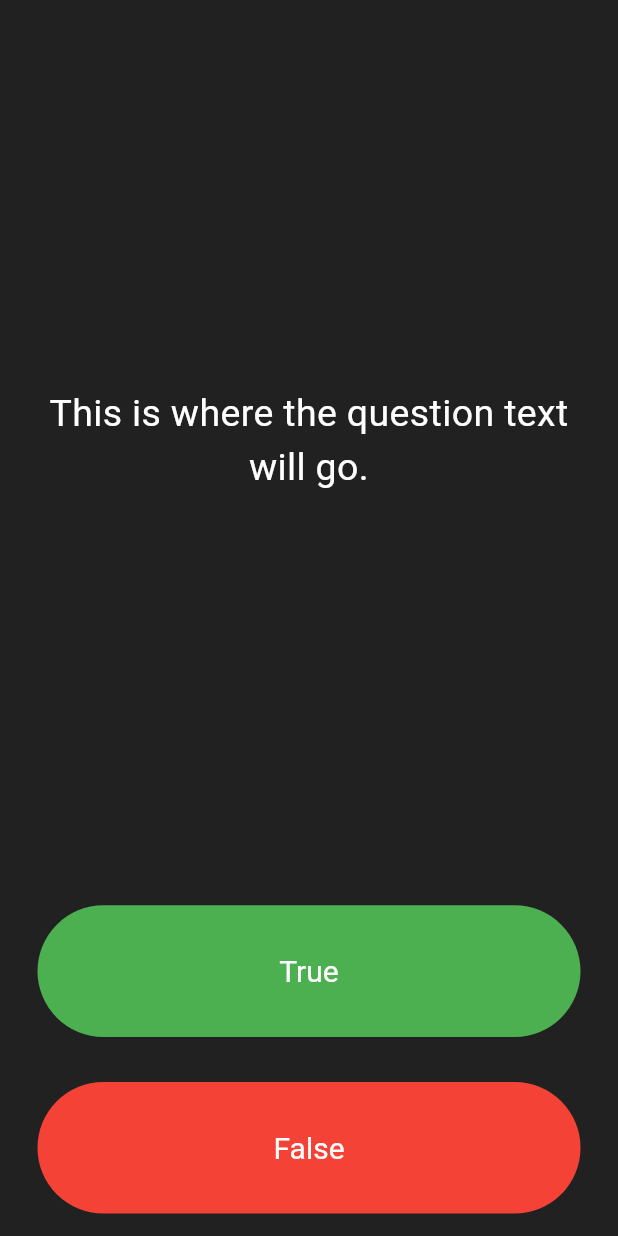
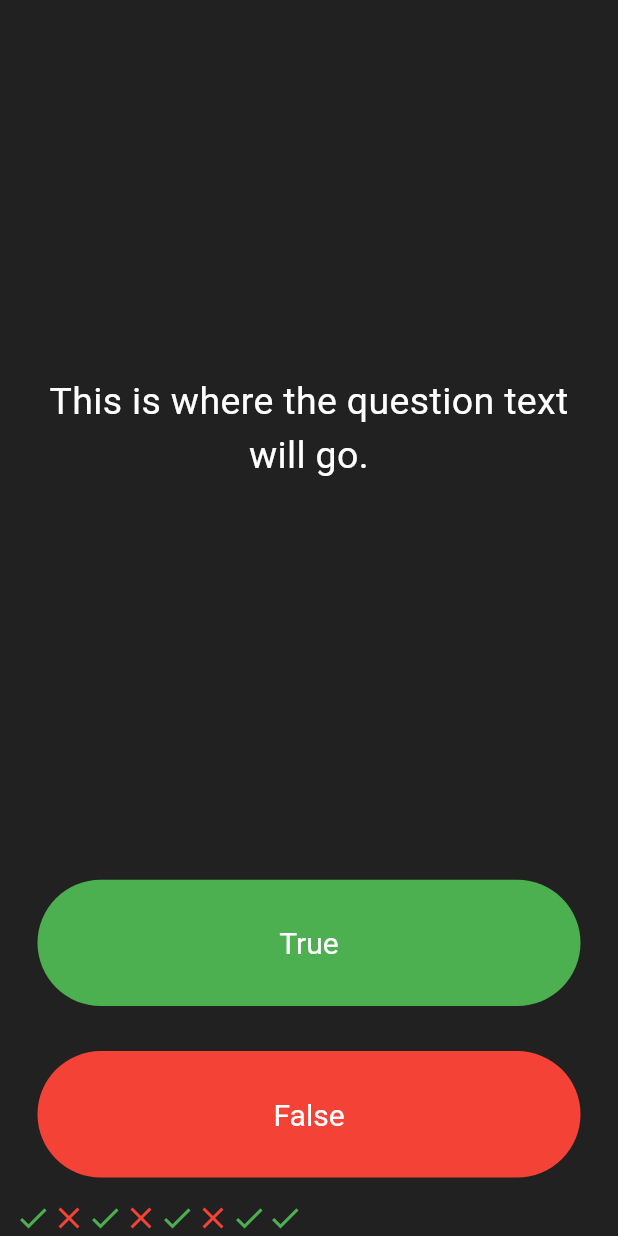
Before and after one commit to lightrao/quizzler_flutter_24, a Flutter app: the screen it shows after launch, after a tap on "True", on a phone screen of 412 x 824 dp. Run offline on Flutter 3.47's test engine with Material 3 defaults, Android fonts, the phone set to English and light mode, and no system bars.

Commit message:
Building a Score Keeper

```diff
--- a/lib/main.dart
+++ b/lib/main.dart
@@ -25,6 +25,37 @@ class QuizPage extends StatefulWidget {
 }
 
 class _QuizPageState extends State<QuizPage> {
+  List<Icon> scoreKeeper = [
+    Icon(
+      Icons.check,
+      color: Colors.green,
+    ),
+    Icon(
+      Icons.close,
+      color: Colors.red,
+    ),
+    Icon(
+      Icons.check,
+      color: Colors.green,
+    ),
+    Icon(
+      Icons.close,
+      color: Colors.red,
+    ),
+    Icon(
+      Icons.check,
+      color: Colors.green,
+    ),
+    Icon(
+      Icons.close,
+      color: Colors.red,
+    ),
+    Icon(
+      Icons.check,
+      color: Colors.green,
+    ),
+  ];
+
   @override
   Widget build(BuildContext context) {
     return Column(
@@ -60,6 +91,12 @@ class _QuizPageState extends State<QuizPage> {
               ),
               onPressed: () {
                 // The user picked true.
+                setState(() {
+                  scoreKeeper.add(Icon(
+                    Icons.check,
+                    color: Colors.green,
+                  ));
+                });
               },
               child: Text('True'),
             ),
@@ -83,7 +120,9 @@ class _QuizPageState extends State<QuizPage> {
             ),
           ),
         ),
-        //TODO: Add a Row here as your score keeper
+        Row(
+          children: scoreKeeper,
+        )
       ],
     );
   }
```
